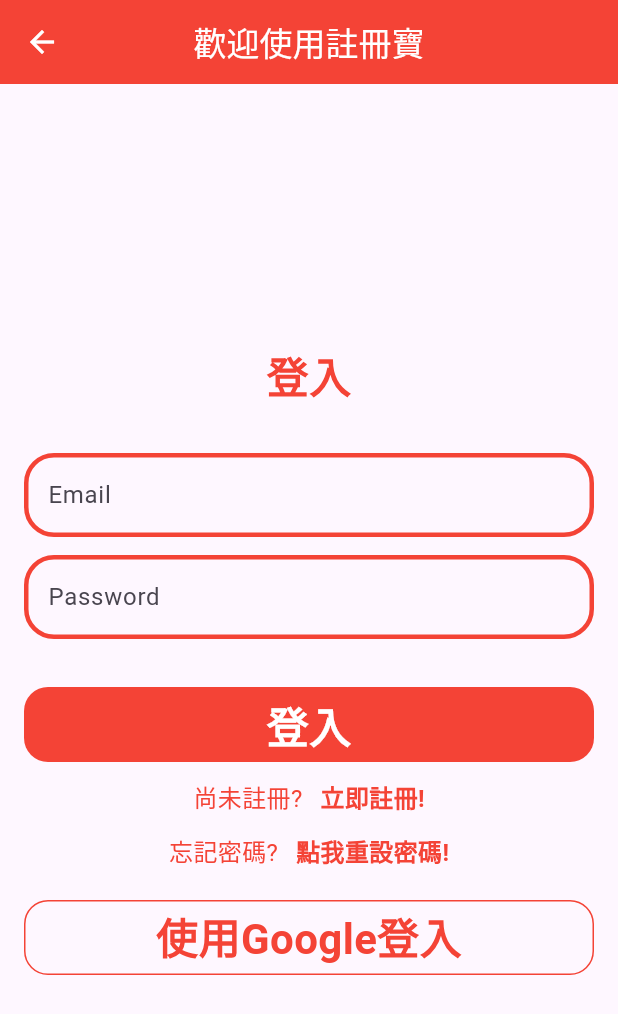
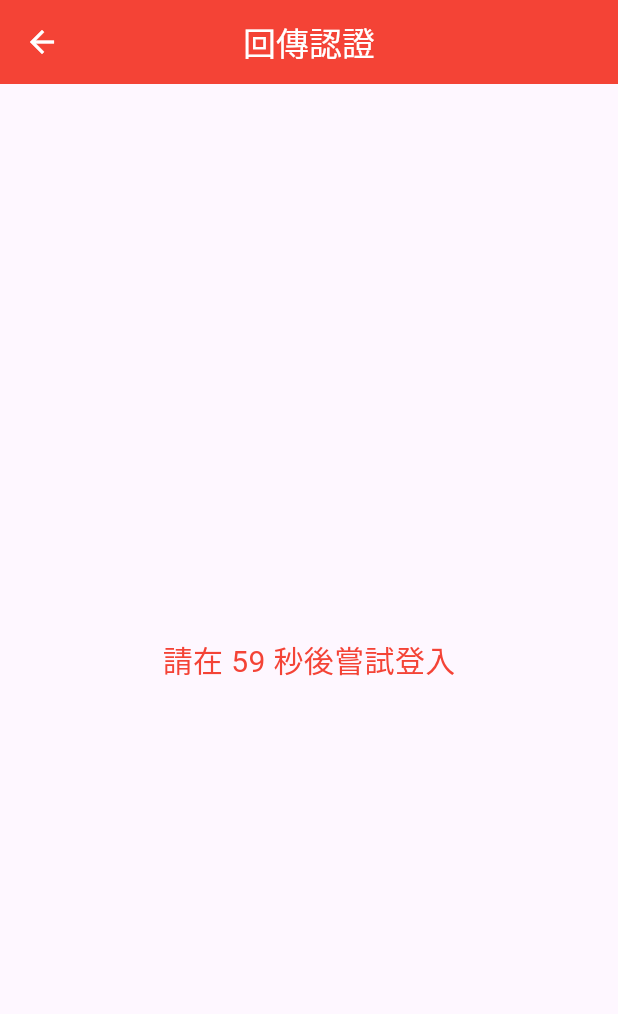
Before and after one commit to YenHsinWu/RCSS, a Flutter app: the screen it shows after launch, after a tap on "已傳送郵件", on a phone screen of 412 x 824 dp. Shown: the top 1014 px of the screen. Run offline on Flutter 3.47's test engine with Material 3 defaults, Android fonts, the phone set to English and light mode, and no system bars; our stand-ins replace cloud_firestore, firebase_auth, firebase_core, intl_phone_field, webview_flutter; accounts and stored records are empty.

Commit message:
Make all info selectable in return verify page. Add count down.

```diff
--- a/RCSS_Fronted/lib/components/count_down_timer.dart
+++ b/RCSS_Fronted/lib/components/count_down_timer.dart
@@ -1,5 +1,6 @@
 import 'dart:async';
 
+import 'package:bao_register/pages/login_page.dart';
 import 'package:flutter/material.dart';
 
 class CountDownTimer extends StatefulWidget {
@@ -37,6 +38,15 @@ class _CountdownTimerState extends State<CountDownTimer> {
 
   @override
   Widget build(BuildContext context) {
+    if (_start == 0) {
+      Navigator.pushReplacement(
+        context,
+        MaterialPageRoute(
+          builder: (context) => LoginPage(),
+        ),
+      );
+    }
+
     return Text(
       '請在 $_start 秒後嘗試登入',
       style: TextStyle(fontSize: 20, color: Colors.red),
--- /dev/null
+++ b/RCSS_Fronted/lib/pages/count_down_page.dart
@@ -0,0 +1,26 @@
+import 'package:bao_register/components/count_down_timer.dart';
+import 'package:flutter/material.dart';
+
+class CountDownPage extends StatefulWidget {
+  const CountDownPage({super.key});
+
+  @override
+  State<CountDownPage> createState() => _CountDownPageState();
+}
+
+class _CountDownPageState extends State<CountDownPage> {
+  @override
+  Widget build(BuildContext context) {
+    return Scaffold(
+      appBar: AppBar(
+        title: Text('回傳認證'),
+        centerTitle: true,
+        backgroundColor: Colors.red,
+        foregroundColor: Colors.white,
+      ),
+      body: Center(
+        child: CountDownTimer(),
+      ),
+    );
+  }
+}
--- a/RCSS_Fronted/lib/pages/return_verify_page.dart
+++ b/RCSS_Fronted/lib/pages/return_verify_page.dart
@@ -1,6 +1,6 @@
-import 'package:bao_register/components/count_down_timer.dart';
-import 'package:bao_register/pages/login_page.dart';
 import 'package:flutter/material.dart';
+
+import 'count_down_page.dart';
 
 class ReturnVerifyPage extends StatelessWidget {
   const ReturnVerifyPage({super.key});
@@ -35,7 +35,7 @@ class ReturnVerifyPage extends StatelessWidget {
                 fontSize: 20,
               ),
             ),
-            Text(
+            SelectableText(
               '主旨：回傳驗證碼註冊',
               textAlign: TextAlign.center,
               style: TextStyle(
@@ -43,7 +43,7 @@ class ReturnVerifyPage extends StatelessWidget {
                 fontSize: 20,
               ),
             ),
-            Text(
+            SelectableText(
               '信件內容：',
               textAlign: TextAlign.center,
               style: TextStyle(
@@ -51,7 +51,7 @@ class ReturnVerifyPage extends StatelessWidget {
                 fontSize: 20,
               ),
             ),
-            Text(
+            SelectableText(
               '手機號碼：(例：987654321)',
               textAlign: TextAlign.center,
               style: TextStyle(
@@ -59,7 +59,7 @@ class ReturnVerifyPage extends StatelessWidget {
                 fontSize: 20,
               ),
             ),
-            Text(
+            SelectableText(
               'email：(例：t1234@gmail.com)',
               textAlign: TextAlign.center,
               style: TextStyle(
@@ -67,7 +67,7 @@ class ReturnVerifyPage extends StatelessWidget {
                 fontSize: 20,
               ),
             ),
-            Text(
+            SelectableText(
               '驗證碼：(例：123456)',
               textAlign: TextAlign.center,
               style: TextStyle(
@@ -75,7 +75,7 @@ class ReturnVerifyPage extends StatelessWidget {
                 fontSize: 20,
               ),
             ),
-            Text(
+            SelectableText(
               '國碼：(例：886)',
               textAlign: TextAlign.center,
               style: TextStyle(
@@ -83,8 +83,8 @@ class ReturnVerifyPage extends StatelessWidget {
                 fontSize: 20,
               ),
             ),
-            Text(
-              '密碼：(例：pass1234)',
+            SelectableText(
+              '密碼：(例：pass1234) (規格：英文大小寫+數字8碼以上)',
               textAlign: TextAlign.center,
               style: TextStyle(
                 color: Colors.red,
@@ -119,12 +119,10 @@ class ReturnVerifyPage extends StatelessWidget {
   }
 
   void _login(BuildContext context) {
-    CountDownTimer();
-
     Navigator.push(
       context,
       MaterialPageRoute(
-        builder: (context) => LoginPage(),
+        builder: (context) => CountDownPage(),
       ),
     );
   }
--- a/RCSS_Fronted/pubspec.yaml
+++ b/RCSS_Fronted/pubspec.yaml
@@ -48,7 +48,7 @@ dependencies:
   postgres: ^3.4.0
   flutter_im_list: ^1.0.0
   web_socket_channel: ^3.0.1
-  fluttertoast: ^8.0.0
+  fluttertoast: ^8.2.8
   uni_links: ^0.5.1
   url_launcher: ^6.3.1
   google_sign_in: ^6.2.1
```
